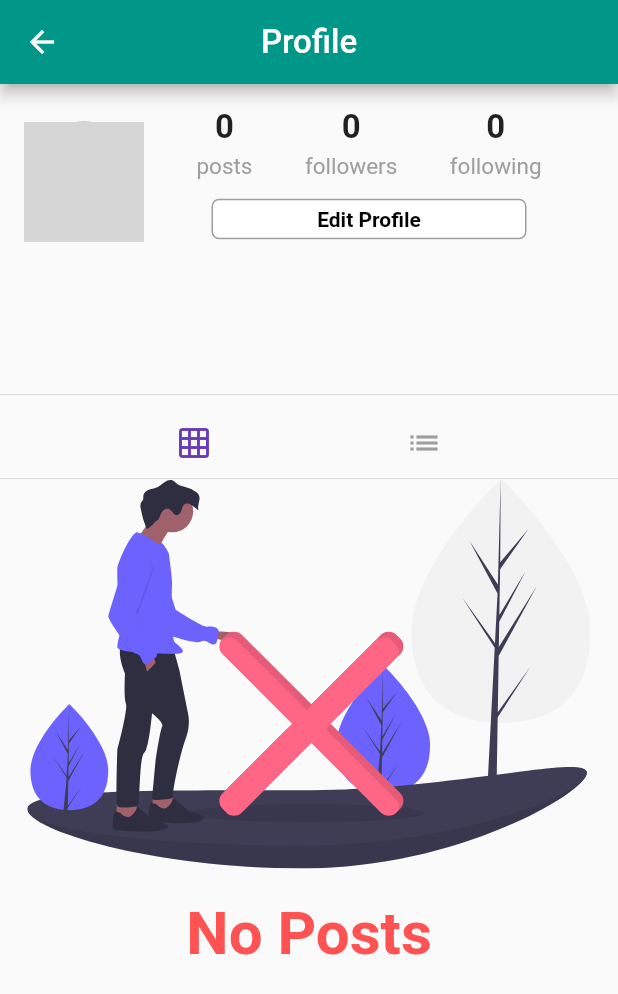
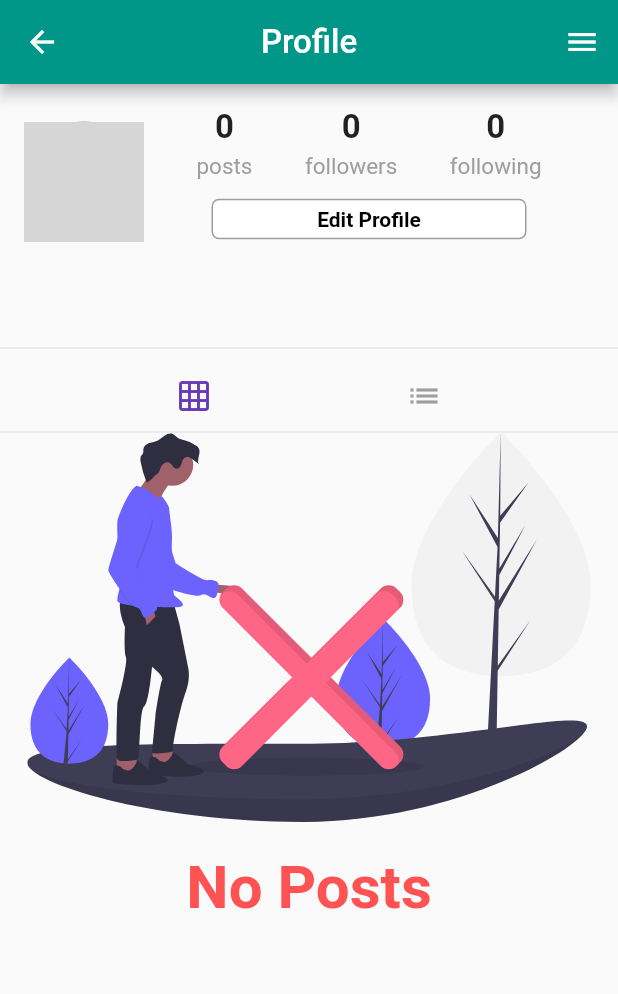
Before and after one commit to RSUBRAMANIAN1/socialmedia_app, a Flutter app: the Profile screen opened directly, on a phone screen of 412 x 824 dp. Shown: the top 994 px of the screen. Run offline on Flutter 3.47's test engine with Material 2 defaults, Android fonts, the phone set to English and light mode, and no system bars; our stand-ins replace cached_network_image, cloud_firestore, firebase_messaging, firebase_storage, flutter_svg, geolocator and 3 more; missing offline and left inert: animator; accounts and stored records are empty; network calls fail; statements that could not run were skipped; grey boxes are pictures that could not be loaded.

Commit message:
third commit

```diff
--- a/lib/pages/profile.dart
+++ b/lib/pages/profile.dart
@@ -268,7 +268,7 @@ class _ProfileState extends State<Profile> {
                     ),
                   ],
                 ),
-                Container(
+               /* Container(
                   alignment: Alignment.centerLeft,
                   padding: EdgeInsets.only(top: 12.0),
                   child: Text(
@@ -278,7 +278,7 @@ class _ProfileState extends State<Profile> {
                       fontSize: 16.0,
                     ),
                   ),
-                ),
+                ),*/
                 Container(
                   alignment: Alignment.centerLeft,
                   padding: EdgeInsets.only(top: 4.0),
@@ -388,6 +388,32 @@ class _ProfileState extends State<Profile> {
           buildProfilePosts(),
         ],
       ),
+      endDrawer: Drawer(
+        child:ListView(
+          children:<Widget>[
+
+         UserAccountsDrawerHeader(
+           currentAccountPicture:  CircleAvatar(
+                      radius: 40.0,
+                      backgroundImage:
+                          CachedNetworkImageProvider(currentUser.photoUrl),
+                    ),
+           accountName: Text(currentUser.displayName),
+           accountEmail:Text(currentUser.email),
+           decoration: BoxDecoration(color:Theme.of(context).accentColor, ),
+          //
+         ),
+
+         ListTile(
+              leading: Icon(Icons.exit_to_app),
+              title: Text('Logout'),
+              onTap: (){
+                googleSignIn.signOut();
+              },
+         ),
+          ],
+        ),
+      ),
     );
   }
 }
```
Also changed, not shown: 1 other file.
